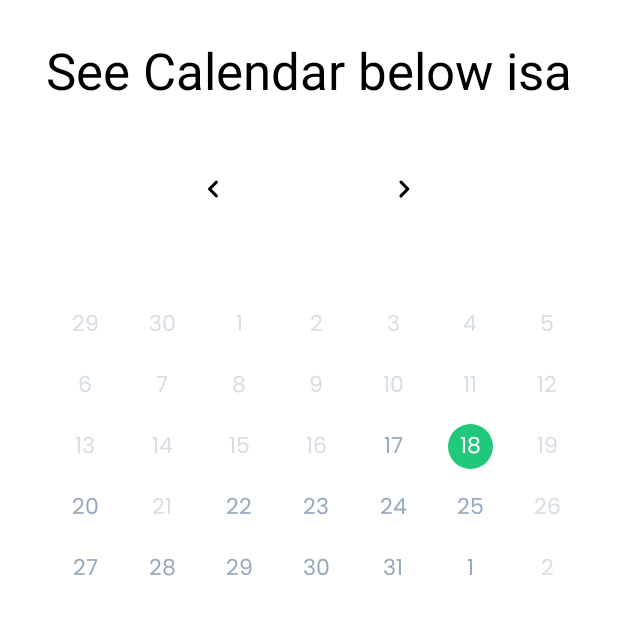
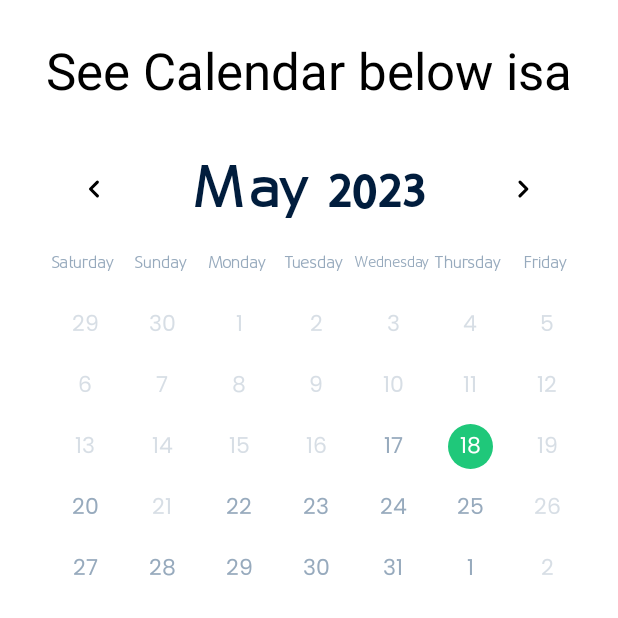
Before and after one commit to MohamedAlaaEldin636/Date-Picker, an Android app: the screen it shows after launch (MainActivity), on a phone screen of 412 x 824 dp, the top half of it. Run offline under Robolectric (Android 15) with nearby library versions, the phone set to English and light mode, and no system bars; our stand-ins replace data binding.

Commit message:
Minor Improvements in arabic translations

```diff
--- a/core/build.gradle.kts
+++ b/core/build.gradle.kts
@@ -7,14 +7,14 @@ plugins {
 }
 
 group = "com.github.MohamedAlaaEldin636"
-version = "1.3.0"
+version = "1.4.0"
 
 publishing {
     publications {
         register<MavenPublication>("release") {
             groupId = "com.github.MohamedAlaaEldin636"
             artifactId = "Date-Picker"
-            version = "1.3.0"
+            version = "1.4.0"
 
             afterEvaluate {
                 from(components["release"])
--- a/core/src/main/java/ma/ya/datepicker/core/DatePickerViewModel.kt
+++ b/core/src/main/java/ma/ya/datepicker/core/DatePickerViewModel.kt
@@ -10,6 +10,7 @@ import androidx.lifecycle.map
 import ma.ya.datepicker.core.adapters.RVDays
 import ma.ya.datepicker.core.adapters.RVNums
 import ma.ya.datepicker.core.extensions.getCurrentLocaleOrNull
+import ma.ya.datepicker.core.extensions.toActualString
 import ma.ya.datepicker.core.extensions.toLocalDate
 import ma.ya.datepicker.core.extensions.toYearMonth
 import ma.ya.datepicker.core.models.DatePickerInput
@@ -28,11 +29,11 @@ class DatePickerViewModel(
 	val currentYearMonth: MutableLiveData<YearMonth> = MutableLiveData(YearMonth.now())
 
 	val textCurrentYearMonth = currentYearMonth.map {
-		getApplication<Application>().getCurrentLocaleOrNull()?.let { locale ->
-			val month = it.month.getDisplayName(TextStyle.FULL, locale)
+		getApplication<Application>()/*.getCurrentLocaleOrNull()?*/.let { context ->
+			val month = it.month.toActualString(context)//getDisplayName(TextStyle.FULL, locale)
 
 			if (input.showYearInText) "$month ${it.year}" else month
-		}.orEmpty()
+		}
 	}
 
 	val adapterDays = RVDays()
--- a/core/src/main/java/ma/ya/datepicker/core/adapters/RVDays.kt
+++ b/core/src/main/java/ma/ya/datepicker/core/adapters/RVDays.kt
@@ -9,6 +9,7 @@ import android.view.ViewGroup
 import androidx.recyclerview.widget.RecyclerView
 import ma.ya.datepicker.core.databinding.ItemDayBinding
 import ma.ya.datepicker.core.extensions.getCurrentLocaleOrNull
+import ma.ya.datepicker.core.extensions.toActualString
 import java.time.DayOfWeek
 import java.time.format.TextStyle
 
@@ -64,9 +65,10 @@ class VHDays(
 ) : RecyclerView.ViewHolder(binding.root) {
 
 	fun bind(day: DayOfWeek) {
-		val currentLocale = binding.root.context?.getCurrentLocaleOrNull()
+		//val currentLocale = binding.root.context?.getCurrentLocaleOrNull()
+		val context = binding.root.context ?: return
 
-		val name = day.getDisplayName(TextStyle.FULL, currentLocale ?: return).orEmpty()
+		val name = day.toActualString(context)//.getDisplayName(TextStyle.FULL, currentLocale ?: return).orEmpty()
 		binding.textView.text = name
 	}
 
--- a/core/src/main/java/ma/ya/datepicker/core/extensions/LocalDateUtils.kt
+++ b/core/src/main/java/ma/ya/datepicker/core/extensions/LocalDateUtils.kt
@@ -1,6 +1,10 @@
 package ma.ya.datepicker.core.extensions
 
+import android.content.Context
+import ma.ya.datepicker.core.R
+import java.time.DayOfWeek
 import java.time.LocalDate
+import java.time.Month
 import java.time.MonthDay
 import java.time.YearMonth
 
@@ -13,3 +17,36 @@ fun LocalDate.toMonthDay(): MonthDay {
 }
 
 fun YearMonth.toLocalDate(dayOfMonth: Int): LocalDate = LocalDate.of(year, month, dayOfMonth)
+
+fun DayOfWeek.toActualString(context: Context): String {
+	val stringRes = when (this) {
+		DayOfWeek.MONDAY -> R.string.monday
+		DayOfWeek.TUESDAY -> R.string.tuesday
+		DayOfWeek.WEDNESDAY -> R.string.wednesday
+		DayOfWeek.THURSDAY -> R.string.thursday
+		DayOfWeek.FRIDAY -> R.string.friday
+		DayOfWeek.SATURDAY -> R.string.saturday
+		DayOfWeek.SUNDAY -> R.string.sunday
+	}
+
+	return context.getString(stringRes)
+}
+
+fun Month.toActualString(context: Context): String {
+	val stringRes = when (this) {
+		Month.JANUARY -> R.string.january
+		Month.FEBRUARY -> R.string.february
+		Month.MARCH -> R.string.march
+		Month.APRIL -> R.string.april
+		Month.MAY -> R.string.may
+		Month.JUNE -> R.string.june
+		Month.JULY -> R.string.july
+		Month.AUGUST -> R.string.august
+		Month.SEPTEMBER -> R.string.september
+		Month.OCTOBER -> R.string.october
+		Month.NOVEMBER -> R.string.november
+		Month.DECEMBER -> R.string.december
+	}
+
+	return context.getString(stringRes)
+}
--- a/core/src/main/res/values/strings.xml
+++ b/core/src/main/res/values/strings.xml
@@ -2,4 +2,25 @@
 <resources>
     <string name="go_to_previous_month">Go to previous Month</string>
     <string name="go_to_next_month">Go to next Month</string>
+
+    <string name="saturday">Saturday</string>
+    <string name="sunday">Sunday</string>
+    <string name="monday">Monday</string>
+    <string name="tuesday">Tuesday</string>
+    <string name="wednesday">Wednesday</string>
+    <string name="thursday">Thursday</string>
+    <string name="friday">Friday</string>
+
+    <string name="january">January</string>
+    <string name="february">February</string>
+    <string name="march">March</string>
+    <string name="april">April</string>
+    <string name="may">May</string>
+    <string name="june">June</string>
+    <string name="july">July</string>
+    <string name="august">August</string>
+    <string name="september">September</string>
+    <string name="october">October</string>
+    <string name="november">November</string>
+    <string name="december">December</string>
 </resources>
```
Also changed, not shown: 1 other file.
